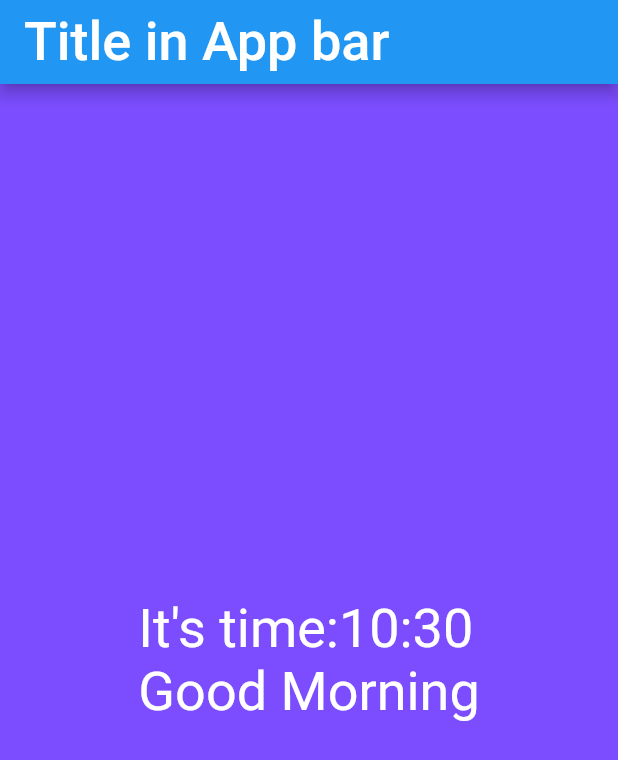
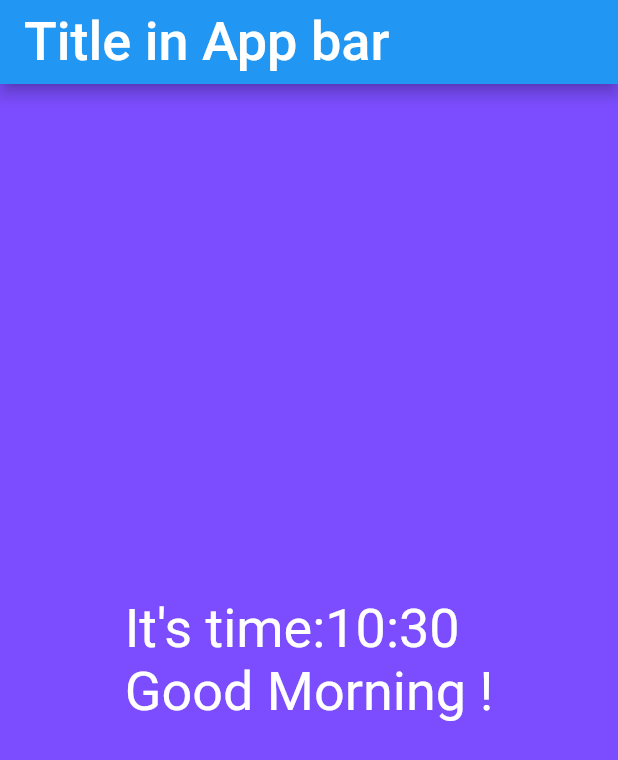
Before and after one commit to Compq/flutter_tut, a Flutter app: the screen it shows after launch, on a phone screen of 412 x 824 dp. Shown: the top 760 px of the screen. Run offline on Flutter 3.47's test engine with Material 2 defaults, Android fonts, the phone set to English and light mode, and no system bars.

```diff
--- a/lesson1a/hello_w2/lib/screens/home.dart
+++ b/lesson1a/hello_w2/lib/screens/home.dart
@@ -21,7 +21,7 @@ class Home extends StatelessWidget {
     int hour = now.hour;
     int min = now.minute;
     if (hour < 12) {
-      hello = "Good Morning";
+      hello = "Good Morning !";
     } else if (hour < 18) {
       hello = "Good Afternoon";
     } else {
```
